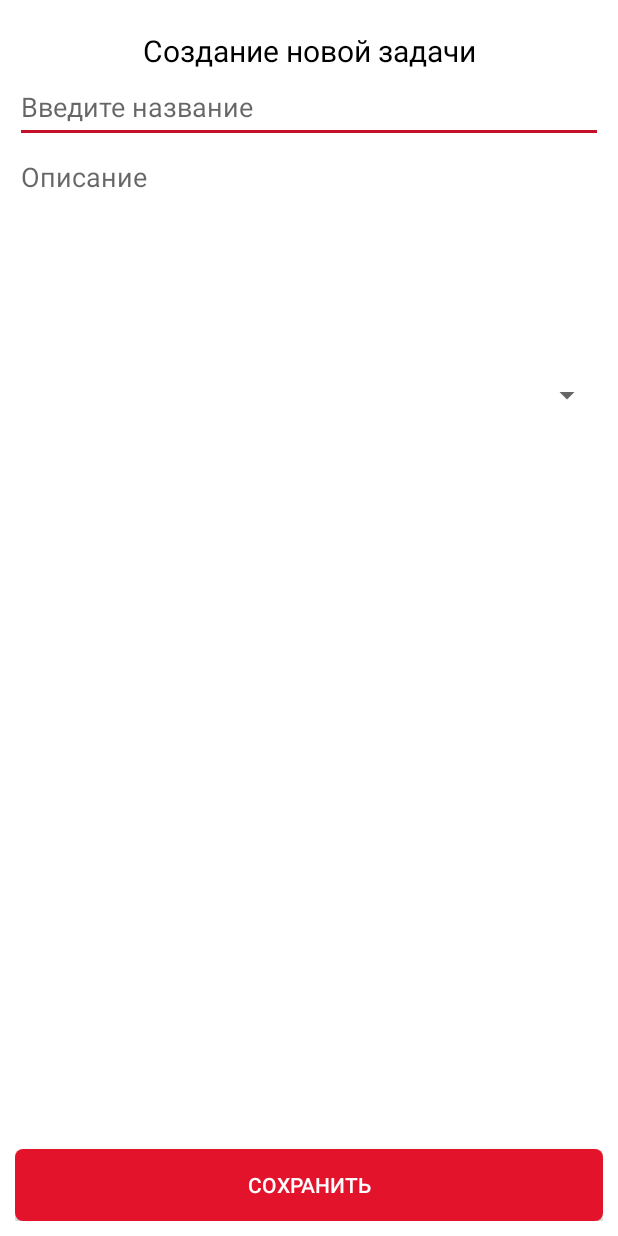
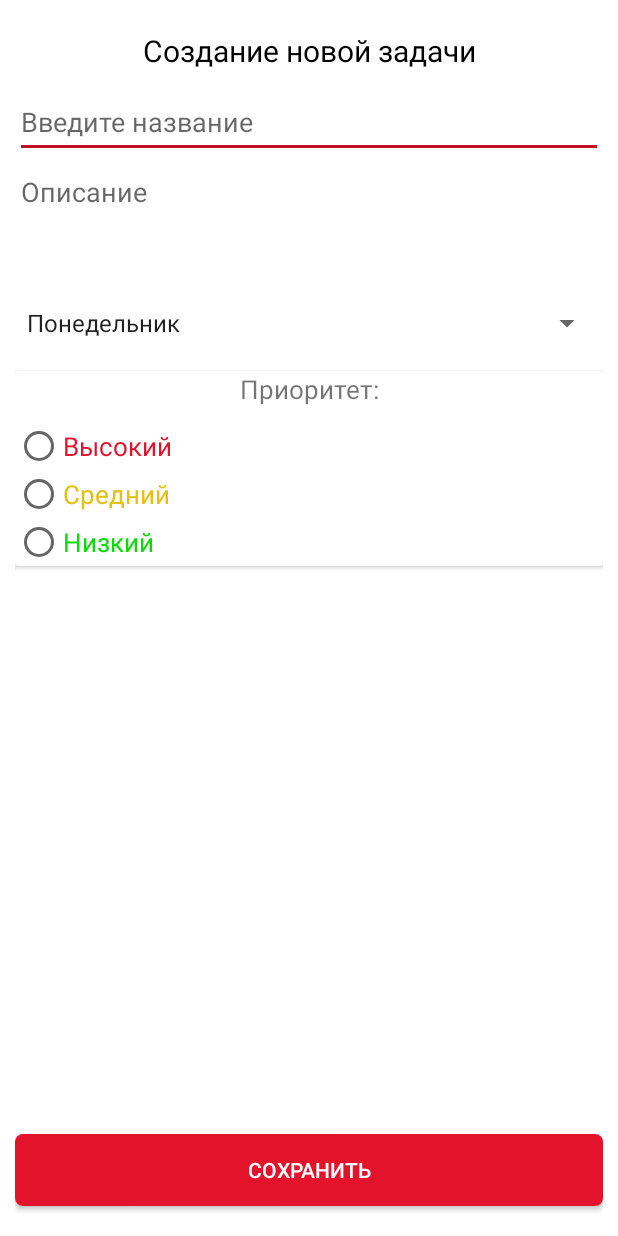
Before and after one commit to Masharo/Notes, an Android app: the screen it shows after launch (AddNoteActivity), after a tap on an icon or button, on a phone screen of 412 x 824 dp. Run offline under Robolectric (Android 15) with nearby library versions, the phone set to English and light mode, and no system bars.

Commit message:
добавил приоритет и день недели activity_add_note.xml

```diff
--- a/app/build.gradle
+++ b/app/build.gradle
@@ -8,7 +8,7 @@ android {
 
     defaultConfig {
         applicationId "com.example.notes"
-        minSdkVersion 21
+        minSdkVersion 24
         targetSdkVersion 30
         versionCode 1
         versionName "1.0"
--- a/app/src/main/java/com/example/notes/AddNoteActivity.java
+++ b/app/src/main/java/com/example/notes/AddNoteActivity.java
@@ -1,23 +1,17 @@
 package com.example.notes;
 
-import android.annotation.SuppressLint;
 import android.app.Activity;
-import android.os.Build;
 import android.os.Bundle;
 import android.util.Log;
 import android.widget.ArrayAdapter;
 import android.widget.Spinner;
 
-import androidx.annotation.RequiresApi;
-
 import java.util.Arrays;
-import java.util.stream.Stream;
 
 public class AddNoteActivity extends Activity {
 
     private Spinner dayOfWeek;
 
-    @RequiresApi(api = Build.VERSION_CODES.N)
     @Override
     protected void onCreate(Bundle savedInstanceState) {
         super.onCreate(savedInstanceState);
@@ -28,22 +22,18 @@ public class AddNoteActivity extends Activity {
         instanceDayOfWeek();
     }
 
-    @RequiresApi(api = Build.VERSION_CODES.N)
     private void instanceDayOfWeek() {
 
-        String[] array = Arrays.stream(DayOfWeek.values()).map(i -> getString(i.getName())).toArray();
+        String[] array = Arrays .stream(DayOfWeek.values())
+                                .map(i -> getString(i.getName()))
+                                .toArray(String[]::new);
 
         for (String i : array) {
             Log.i("MyLog", i);
         }
-//        @SuppressLint("ResourceType")
-//        ArrayAdapter<CharSequence> adapter = new ArrayAdapter<>(this, android.R.layout.simple_spinner_item, ;
-//        adapter.setDropDownViewResource(android.R.layout.simple_spinner_dropdown_item);
-//
-//        for (DayOfWeek day : DayOfWeek.values()) {
-//            adapter.add(getString(day.getName()));
-//        }
-//
-//        dayOfWeek.setAdapter(adapter);
+
+        ArrayAdapter<CharSequence> adapter = new ArrayAdapter<>(this, android.R.layout.simple_spinner_item, array);
+        adapter.setDropDownViewResource(android.R.layout.simple_spinner_dropdown_item);
+        dayOfWeek.setAdapter(adapter);
     }
 }
--- a/app/src/main/java/com/example/notes/MainActivity.java
+++ b/app/src/main/java/com/example/notes/MainActivity.java
@@ -22,30 +22,30 @@ public class MainActivity extends AppCompatActivity {
         recyclerViewNotes = findViewById(R.id.recyclerview_main_notes);
 
         notes = new ArrayList<Note>() {{
-            add(new Note("Парикмахер", "Сделать прическу как у дэба", DayOfWeek.SATURDAY, ColorCard.RED));
-            add(new Note("Работа", "Не проспать работу", DayOfWeek.FRIDAY, ColorCard.GREEN));
-            add(new Note("Дота", "Выйграть катку в доту", DayOfWeek.TUESDAY, ColorCard.YELLOW));
-            add(new Note("Парикмахер", "Сделать прическу как у дэба", DayOfWeek.SATURDAY, ColorCard.RED));
-            add(new Note("Работа", "Не проспать работу", DayOfWeek.FRIDAY, ColorCard.GREEN));
-            add(new Note("Дота", "Выйграть катку в доту", DayOfWeek.TUESDAY, ColorCard.YELLOW));
-            add(new Note("Парикмахер", "Сделать прическу как у дэба", DayOfWeek.SATURDAY, ColorCard.RED));
-            add(new Note("Работа", "Не проспать работу", DayOfWeek.FRIDAY, ColorCard.GREEN));
-            add(new Note("Дота", "Выйграть катку в доту", DayOfWeek.TUESDAY, ColorCard.YELLOW));
-            add(new Note("Парикмахер", "Сделать прическу как у дэба", DayOfWeek.SATURDAY, ColorCard.RED));
-            add(new Note("Работа", "Не проспать работу", DayOfWeek.FRIDAY, ColorCard.GREEN));
-            add(new Note("Дота", "Выйграть катку в доту", DayOfWeek.TUESDAY, ColorCard.YELLOW));
-            add(new Note("Парикмахер", "Сделать прическу как у дэба", DayOfWeek.SATURDAY, ColorCard.RED));
-            add(new Note("Работа", "Не проспать работу", DayOfWeek.FRIDAY, ColorCard.GREEN));
-            add(new Note("Дота", "Выйграть катку в доту", DayOfWeek.TUESDAY, ColorCard.YELLOW));
-            add(new Note("Парикмахер", "Сделать прическу как у дэба", DayOfWeek.SATURDAY, ColorCard.RED));
-            add(new Note("Работа", "Не проспать работу", DayOfWeek.FRIDAY, ColorCard.GREEN));
-            add(new Note("Дота", "Выйграть катку в доту", DayOfWeek.TUESDAY, ColorCard.YELLOW));
-            add(new Note("Парикмахер", "Сделать прическу как у дэба", DayOfWeek.SATURDAY, ColorCard.RED));
-            add(new Note("Работа", "Не проспать работу", DayOfWeek.FRIDAY, ColorCard.GREEN));
-            add(new Note("Дота", "Выйграть катку в доту", DayOfWeek.TUESDAY, ColorCard.YELLOW));
-            add(new Note("Парикмахер", "Сделать прическу как у дэба", DayOfWeek.SATURDAY, ColorCard.RED));
-            add(new Note("Работа", "Не проспать работу", DayOfWeek.FRIDAY, ColorCard.GREEN));
-            add(new Note("Дота", "Выйграть катку в доту", DayOfWeek.TUESDAY, ColorCard.YELLOW));
+            add(new Note("Парикмахер", "Сделать прическу как у дэба", DayOfWeek.SATURDAY, Priority.RED));
+            add(new Note("Работа", "Не проспать работу", DayOfWeek.FRIDAY, Priority.GREEN));
+            add(new Note("Дота", "Выйграть катку в доту", DayOfWeek.TUESDAY, Priority.YELLOW));
+            add(new Note("Парикмахер", "Сделать прическу как у дэба", DayOfWeek.SATURDAY, Priority.RED));
+            add(new Note("Работа", "Не проспать работу", DayOfWeek.FRIDAY, Priority.GREEN));
+            add(new Note("Дота", "Выйграть катку в доту", DayOfWeek.TUESDAY, Priority.YELLOW));
+            add(new Note("Парикмахер", "Сделать прическу как у дэба", DayOfWeek.SATURDAY, Priority.RED));
+            add(new Note("Работа", "Не проспать работу", DayOfWeek.FRIDAY, Priority.GREEN));
+            add(new Note("Дота", "Выйграть катку в доту", DayOfWeek.TUESDAY, Priority.YELLOW));
+            add(new Note("Парикмахер", "Сделать прическу как у дэба", DayOfWeek.SATURDAY, Priority.RED));
+            add(new Note("Работа", "Не проспать работу", DayOfWeek.FRIDAY, Priority.GREEN));
+            add(new Note("Дота", "Выйграть катку в доту", DayOfWeek.TUESDAY, Priority.YELLOW));
+            add(new Note("Парикмахер", "Сделать прическу как у дэба", DayOfWeek.SATURDAY, Priority.RED));
+            add(new Note("Работа", "Не проспать работу", DayOfWeek.FRIDAY, Priority.GREEN));
+            add(new Note("Дота", "Выйграть катку в доту", DayOfWeek.TUESDAY, Priority.YELLOW));
+            add(new Note("Парикмахер", "Сделать прическу как у дэба", DayOfWeek.SATURDAY, Priority.RED));
+            add(new Note("Работа", "Не проспать работу", DayOfWeek.FRIDAY, Priority.GREEN));
+            add(new Note("Дота", "Выйграть катку в доту", DayOfWeek.TUESDAY, Priority.YELLOW));
+            add(new Note("Парикмахер", "Сделать прическу как у дэба", DayOfWeek.SATURDAY, Priority.RED));
+            add(new Note("Работа", "Не проспать работу", DayOfWeek.FRIDAY, Priority.GREEN));
+            add(new Note("Дота", "Выйграть катку в доту", DayOfWeek.TUESDAY, Priority.YELLOW));
+            add(new Note("Парикмахер", "Сделать прическу как у дэба", DayOfWeek.SATURDAY, Priority.RED));
+            add(new Note("Работа", "Не проспать работу", DayOfWeek.FRIDAY, Priority.GREEN));
+            add(new Note("Дота", "Выйграть катку в доту", DayOfWeek.TUESDAY, Priority.YELLOW));
         }};
 
         NotesAdapter adapter = new NotesAdapter(this, notes);
--- a/app/src/main/java/com/example/notes/Note.java
+++ b/app/src/main/java/com/example/notes/Note.java
@@ -6,9 +6,9 @@ public class Note {
     private String title,
                    description;
     private  DayOfWeek dayOfWeek;
-    private ColorCard priority;
+    private Priority priority;
 
-    public Note(String title, String description, DayOfWeek dayOfWeek, ColorCard priority) {
+    public Note(String title, String description, DayOfWeek dayOfWeek, Priority priority) {
         this.title = title;
         this.description = description;
         this.dayOfWeek = dayOfWeek;
--- a/app/src/main/java/com/example/notes/ColorCard.java
+++ b/app/src/main/java/com/example/notes/Priority.java
@@ -2,7 +2,12 @@ package com.example.notes;
 
 import android.content.Context;
 
-public enum ColorCard {
+import androidx.annotation.IdRes;
+
+import java.util.Arrays;
+import java.util.Optional;
+
+public enum Priority {
     RED {
         @Override
         public String getName(Context view) {
@@ -12,6 +17,11 @@ public enum ColorCard {
         @Override
         public int getColor(Context view) {
             return view.getResources().getColor(R.color.red);
+        }
+
+        @Override
+        public int getId() {
+            return R.id.radiobutton_addnote_priorityhigh;
         }
     },
     YELLOW {
@@ -24,6 +34,11 @@ public enum ColorCard {
         public int getColor(Context view) {
             return view.getResources().getColor(R.color.green);
         }
+
+        @Override
+        public int getId() {
+            return R.id.radiobutton_addnote_prioritymedium;
+        }
     },
     GREEN {
         @Override
@@ -35,8 +50,20 @@ public enum ColorCard {
         public int getColor(Context view) {
             return view.getResources().getColor(R.color.yellow);
         }
+
+        @Override
+        public int getId() {
+            return R.id.radiobutton_addnote_prioritylow;
+        }
     };
 
     public abstract String getName(Context view);
     public abstract int getColor(Context view);
+    public abstract int getId();
+
+    public Priority searchPriority(@IdRes int resourcesId) {
+        return Arrays.stream(Priority.values()) .filter(i -> i.getId() == resourcesId)
+                                                .findFirst()
+                                                .orElse(null);
+    }
 }
--- a/app/src/main/java/com/example/notes/TestGit.java
+++ /dev/null
@@ -1,5 +0,0 @@
-package com.example.notes;
-
-public class TestGit {
-    //Третий тест
-}
--- a/app/src/main/res/layout/activity_add_note.xml
+++ b/app/src/main/res/layout/activity_add_note.xml
@@ -1,18 +1,12 @@
 <?xml version="1.0" encoding="utf-8"?>
-<androidx.constraintlayout.widget.ConstraintLayout xmlns:android="http://schemas.android.com/apk/res/android"
+<LinearLayout xmlns:android="http://schemas.android.com/apk/res/android"
     xmlns:app="http://schemas.android.com/apk/res-auto"
     xmlns:tools="http://schemas.android.com/tools"
     android:layout_width="match_parent"
     android:layout_height="match_parent"
+    android:orientation="vertical"
     tools:context=".AddNoteActivity"
     android:padding="10dp" >
-
-    <androidx.constraintlayout.widget.Guideline
-        android:id="@+id/guideline_addnote_bottomdescription"
-        android:layout_width="wrap_content"
-        android:layout_height="wrap_content"
-        android:orientation="horizontal"
-        app:layout_constraintGuide_percent="0.30" />
 
     <TextView
         android:id="@+id/textview_addnote_name"
@@ -21,7 +15,6 @@
         android:text="@string/string_activityaddnote_createnewtask"
         android:textColor="@color/black"
         android:textSize="20sp"
-        app:layout_constraintTop_toTopOf="parent"
         android:layout_marginVertical="10dp"
         android:gravity="center_horizontal" />
 
@@ -30,28 +23,83 @@
         android:layout_width="match_parent"
         android:layout_height="wrap_content"
         android:hint="@string/string_activityaddnote_inputtitle"
-        app:layout_constraintTop_toBottomOf="@id/textview_addnote_name"
         android:minHeight="48dp"
         tools:layout_editor_absoluteX="10dp" />
 
     <EditText
         android:id="@+id/edittext_addnote_description"
         android:layout_width="match_parent"
-        android:layout_height="0dp"
-        android:layout_weight="1"
+        android:layout_height="wrap_content"
+        android:minLines="3"
+        android:minHeight="40dp"
         android:gravity="start|top"
         android:inputType="textMultiLine"
         android:layout_marginBottom="10dp"
-        app:layout_constraintTop_toBottomOf="@id/edittext_addnote_title"
-        app:layout_constraintBottom_toBottomOf="@id/guideline_addnote_bottomdescription"
         android:hint="@string/string_activityaddnote_inputdescription"
         android:backgroundTint="@color/white" />
 
     <Spinner
         android:id="@+id/spinner_addnote_dayofweek"
         android:layout_width="match_parent"
-        android:layout_height="wrap_content"
-        app:layout_constraintTop_toBottomOf="@id/guideline_addnote_bottomdescription" />
+        android:layout_height="wrap_content" />
+
+    <androidx.cardview.widget.CardView
+        android:layout_marginTop="20dp"
+        android:layout_width="match_parent"
+        android:layout_height="wrap_content" >
+
+        <LinearLayout
+            android:layout_width="match_parent"
+            android:layout_height="wrap_content"
+            android:orientation="vertical" >
+
+            <TextView
+                android:layout_width="match_parent"
+                android:layout_height="wrap_content"
+                android:text="@string/text_addnote_priotitytitle"
+                android:gravity="center_horizontal"
+                android:textSize="17sp"
+                android:layout_marginBottom="10dp" />
+
+            <RadioGroup
+                android:layout_width="match_parent"
+                android:layout_height="wrap_content"
+                android:orientation="vertical" >
+
+                <RadioButton
+                    android:id="@+id/radiobutton_addnote_priorityhigh"
+                    android:layout_width="match_parent"
+                    android:layout_height="wrap_content"
+                    android:text="@string/text_addnote_priorityhigh"
+                    android:textColor="@color/red"
+                    android:textSize="17sp" />
+
+                <RadioButton
+                    android:id="@+id/radiobutton_addnote_prioritymedium"
+                    android:layout_width="match_parent"
+                    android:layout_height="wrap_content"
+                    android:text="@string/text_addnote_prioritymedium"
+                    android:textColor="@color/yellow"
+                    android:textSize="17sp" />
+
+                <RadioButton
+                    android:id="@+id/radiobutton_addnote_prioritylow"
+                    android:layout_width="match_parent"
+                    android:layout_height="wrap_content"
+                    android:text="@string/text_addnote_prioritylow"
+                    android:textColor="@color/green"
+                    android:textSize="17sp" />
+
+            </RadioGroup>
+
+        </LinearLayout>
+
+    </androidx.cardview.widget.CardView>
+
+    <View
+        android:layout_width="match_parent"
+        android:layout_height="0dp"
+        android:layout_weight="1" />
 
     <Button
         android:id="@+id/button_addnote_save"
@@ -59,7 +107,7 @@
         android:layout_height="wrap_content"
         android:text="@string/string_activityaddnote_save"
         android:textColor="@color/white"
-        app:layout_constraintBottom_toBottomOf="parent"
+        android:layout_marginBottom="10dp"
         android:background="@drawable/button_selector" />
 
-</androidx.constraintlayout.widget.ConstraintLayout>
+</LinearLayout>
--- a/app/src/main/res/values/strings.xml
+++ b/app/src/main/res/values/strings.xml
@@ -18,4 +18,8 @@
     <string name="string_activityaddnote_priority">Приоритет</string>
     <string name="string_activityaddnote_date">Дата</string>
     <string name="string_activityaddnote_save">Сохранить</string>
+    <string name="text_addnote_priotitytitle">Приоритет:</string>
+    <string name="text_addnote_priorityhigh">Высокий</string>
+    <string name="text_addnote_prioritylow">Низкий</string>
+    <string name="text_addnote_prioritymedium">Средний</string>
 </resources>
```
